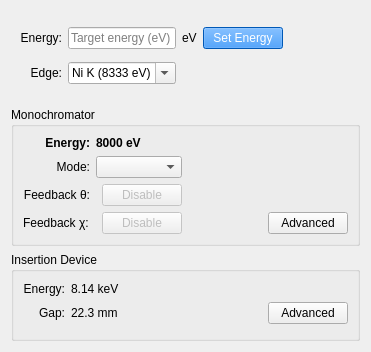
Qt form firefly/energy.ui (spc-group/haven) before a commit.
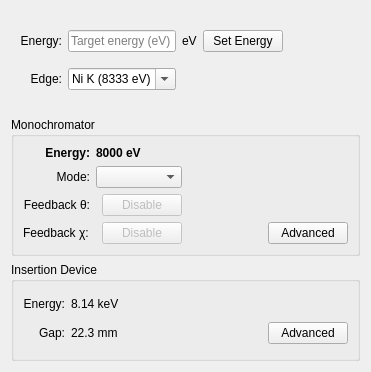
The same form after that commit. Custom widgets are drawn as their Qt base class.

Patch:
```diff
--- a/firefly/energy.ui
+++ b/firefly/energy.ui
@@ -7,7 +7,7 @@
     <x>0</x>
     <y>0</y>
     <width>371</width>
-    <height>352</height>
+    <height>372</height>
    </rect>
   </property>
   <property name="windowTitle">
@@ -73,7 +73,7 @@
            <string>Queue a plan to change the X-ray energy.</string>
           </property>
           <property name="styleSheet">
-           <string notr="true">background-color: rgb(0, 123, 255); color: white; border-color: rgb(0, 123, 255)</string>
+           <string notr="true"/>
           </property>
           <property name="text">
            <string>Set Energy</string>
```
Left out of the diff: 3 changed lines with no effect on the pictures.
